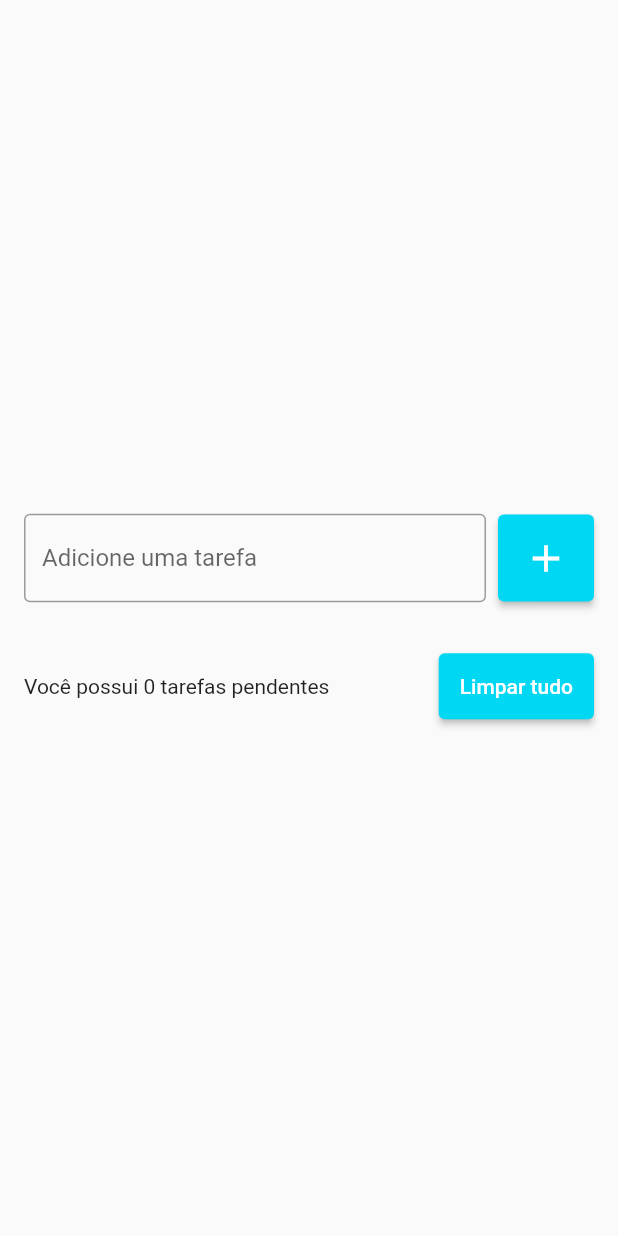
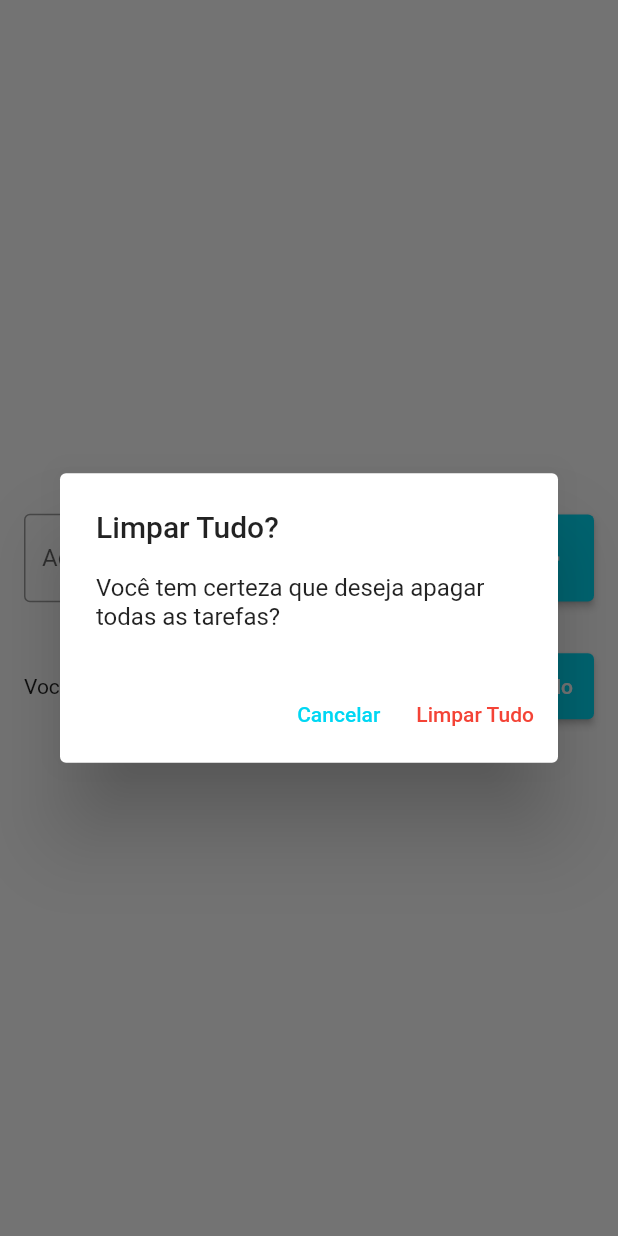
Before and after one commit to mateusopaiva/todo_list, a Flutter app: the screen it shows after launch, after a tap on "Limpar tudo", on a phone screen of 412 x 824 dp. Run offline on Flutter 3.47's test engine with Material 2 defaults, Android fonts, the phone set to English and light mode, and no system bars; our stand-ins replace flutter_slidable.

Commit message:
Deletando Todas as Tarefas

```diff
--- a/lib/pages/todo_list_page.dart
+++ b/lib/pages/todo_list_page.dart
@@ -86,7 +86,7 @@ class _TodoListPageState extends State<TodoListPage> {
                     ),
                     SizedBox(width: 8),
                     ElevatedButton(
-                      onPressed: () {},
+                      onPressed: showDeleteTodosConfirmationDialog,
                       style: ElevatedButton.styleFrom(
                         primary: Color(0xff00d7f3),
                         padding: EdgeInsets.all(14),
@@ -132,4 +132,37 @@ class _TodoListPageState extends State<TodoListPage> {
       duration: const Duration(seconds: 5),
     ));
   }
+
+  void showDeleteTodosConfirmationDialog() {
+    showDialog(
+      context: context,
+      builder: (context) => AlertDialog(
+        title: Text('Limpar Tudo?'),
+        content: Text('Você tem certeza que deseja apagar todas as tarefas?'),
+        actions: [
+          TextButton(
+            onPressed: () {
+              Navigator.of(context).pop();
+            },
+            style: TextButton.styleFrom(primary: Color(0xff00d7f3)),
+            child: Text('Cancelar'),
+          ),
+          TextButton(
+            onPressed: () {
+              Navigator.of(context).pop();
+              deleteAllTodos();
+            },
+            style: TextButton.styleFrom(primary: Colors.red),
+            child: Text('Limpar Tudo'),
+          ),
+        ],
+      ),
+    );
+  }
+
+  void deleteAllTodos() {
+    setState(() {
+      todos.clear();
+    });
+  }
 }
```
